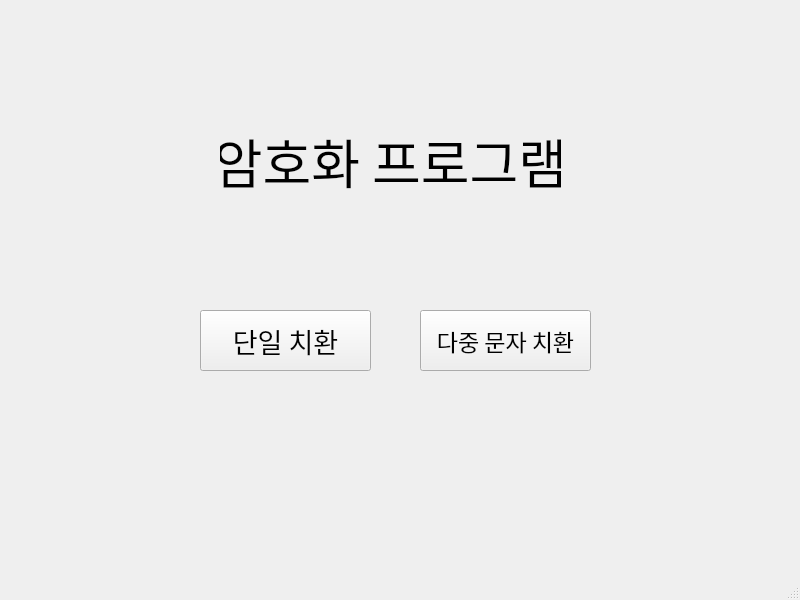
silverstar03/encryption-project, file start_UI.ui: the form before one commit.
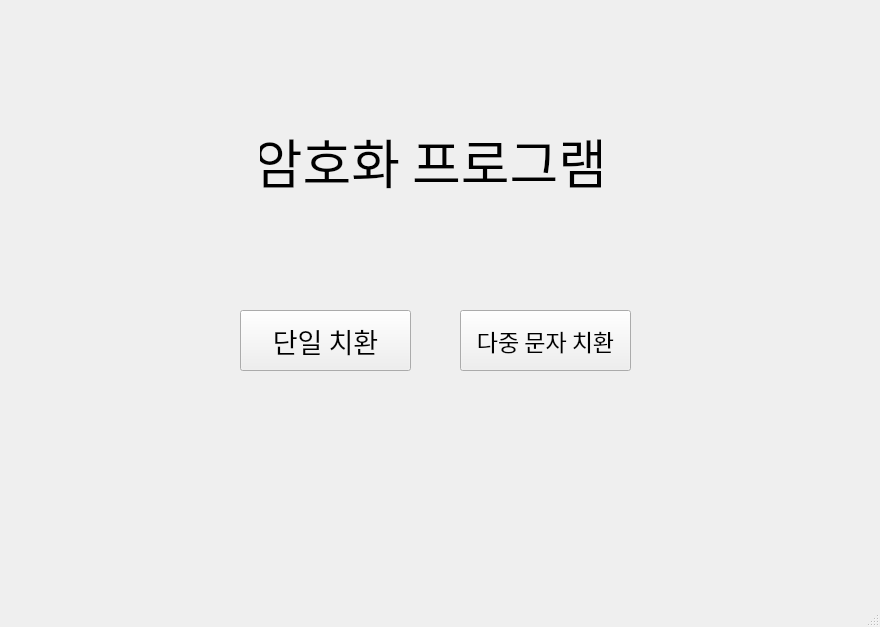
The form after the commit.

Diff of the .ui file:
```diff
--- a/start_UI.ui
+++ b/start_UI.ui
@@ -6,8 +6,8 @@
    <rect>
     <x>0</x>
     <y>0</y>
-    <width>800</width>
-    <height>600</height>
+    <width>880</width>
+    <height>627</height>
    </rect>
   </property>
   <property name="windowTitle">
@@ -17,7 +17,7 @@
    <widget class="QLabel" name="title">
     <property name="geometry">
      <rect>
-      <x>220</x>
+      <x>260</x>
       <y>100</y>
       <width>341</width>
       <height>121</height>
@@ -39,7 +39,7 @@
    <widget class="QPushButton" name="singleBtn">
     <property name="geometry">
      <rect>
-      <x>200</x>
+      <x>240</x>
       <y>310</y>
       <width>171</width>
       <height>61</height>
@@ -58,7 +58,7 @@
    <widget class="QPushButton" name="multipleBtn">
     <property name="geometry">
      <rect>
-      <x>420</x>
+      <x>460</x>
       <y>310</y>
       <width>171</width>
       <height>61</height>
```
Left out of the diff: 2 changed lines with no effect on the pictures.
